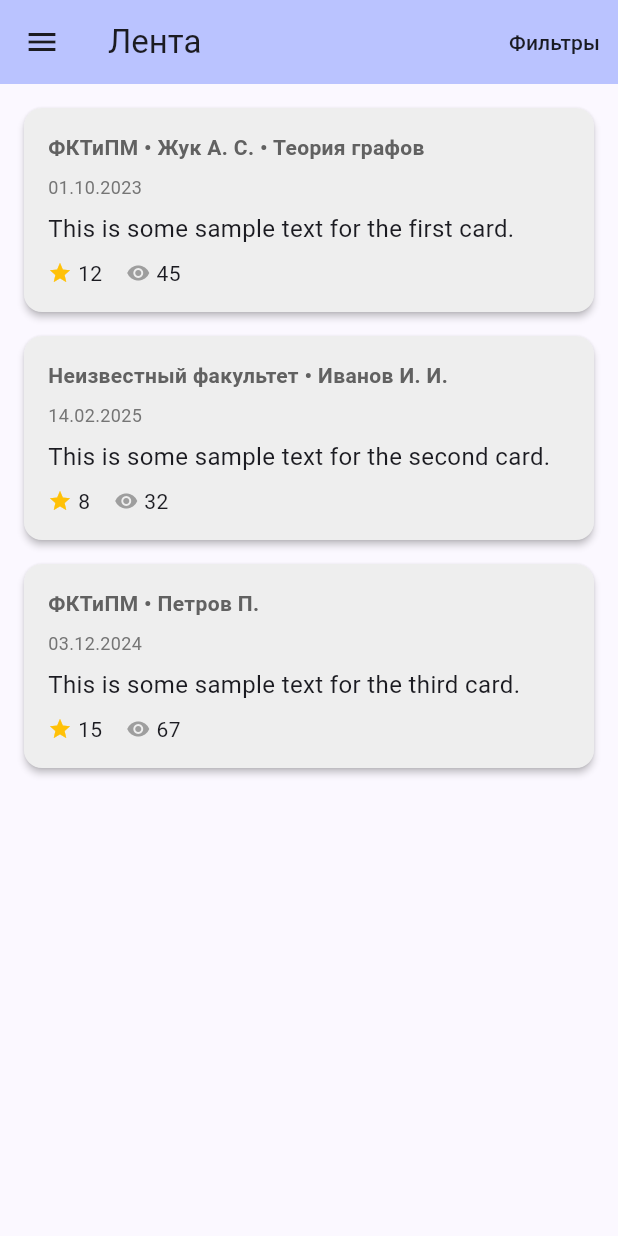
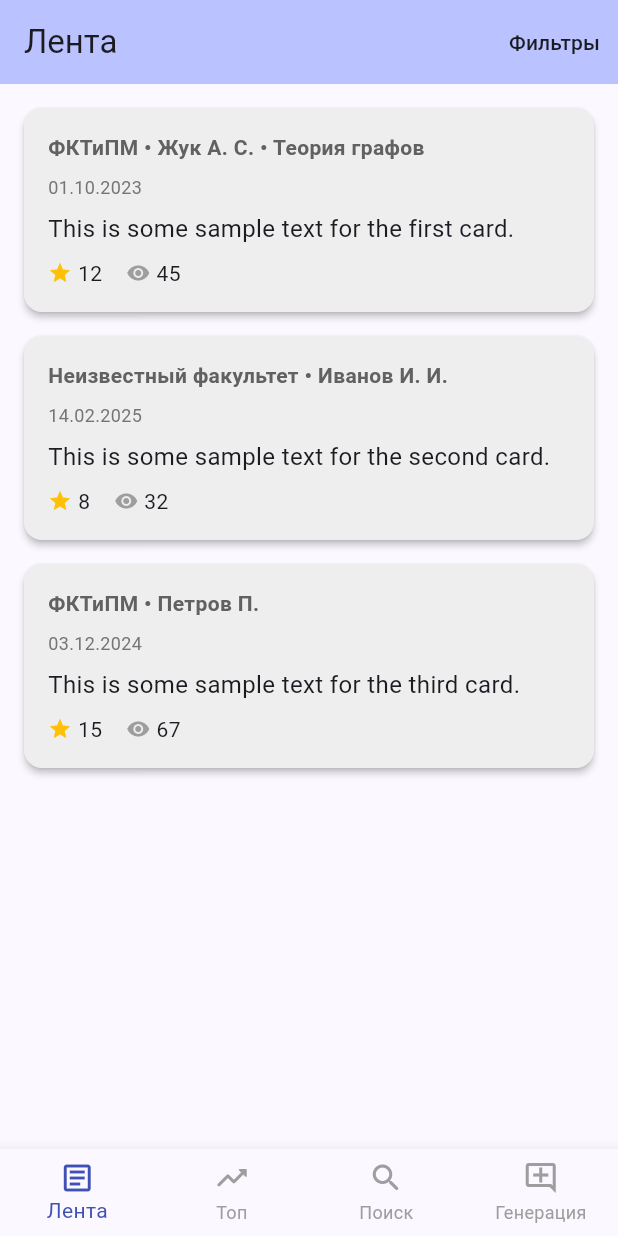
Before and after one commit to Artezon/Teacher-Quotes-Mobile-Client, a Flutter app: the screen it shows after launch, on a phone screen of 412 x 824 dp. Run offline on Flutter 3.47's test engine with Material 3 defaults, Android fonts, the phone set to English and light mode, and no system bars.

Commit message:
Changed side drawer to bottom navigation bar

```diff
--- a/lib/main.dart
+++ b/lib/main.dart
@@ -1,14 +1,6 @@
 import 'package:flutter/material.dart';
-import 'package:flutter/services.dart';
 
 void main() {
-  SystemChrome.setSystemUIOverlayStyle(const SystemUiOverlayStyle(
-    systemNavigationBarColor: Colors.transparent, // Transparent color
-    systemNavigationBarIconBrightness: Brightness.light, // Light icons
-  ));
-
-  SystemChrome.setEnabledSystemUIMode(SystemUiMode.edgeToEdge);
-
   runApp(const MyApp());
 }
 
@@ -38,13 +30,7 @@ class MyHomePage extends StatefulWidget {
 }
 
 class _MyHomePageState extends State<MyHomePage> {
-  // int _counter = 0;
-  //
-  // void _incrementCounter() {
-  //   setState(() {
-  //     _counter++;
-  //   });
-  // }
+  int _selectedIndex = 0;
 
   final List<Map<String, dynamic>> cardsData = [
     {
@@ -122,13 +108,17 @@ class _MyHomePageState extends State<MyHomePage> {
     return '$facultyText • $authorName$subjectText';
   }
 
+  void _onItemTapped(int index) {
+    setState(() {
+      _selectedIndex = index;
+    });
+    // Add navigation logic here if needed
+  }
+
   @override
   Widget build(BuildContext context) {
     return Scaffold(
       appBar: AppBar(
-        // TRY THIS: Try changing the color here to a specific color (to
-        // Colors.amber, perhaps?) and trigger a hot reload to see the AppBar
-        // change color while the other colors stay the same.
         backgroundColor: Theme.of(context).colorScheme.inversePrimary,
         // Here we take the value from the MyHomePage object that was created by
         // the App.build method, and use it to set our appbar title.
@@ -146,53 +136,6 @@ class _MyHomePageState extends State<MyHomePage> {
             ),
           ),
         ],
-      ),
-      drawer: Drawer(
-        child: ListView(
-          padding: EdgeInsets.zero,
-          children: [
-            DrawerHeader(
-              decoration: BoxDecoration(
-                color: Theme.of(context).colorScheme.primary,
-              ),
-              child: Text(
-                'Цитатник преподавателей КубГУ',
-                style: TextStyle(
-                  color: Colors.white,
-                  fontSize: 24,
-                ),
-              ),
-            ),
-            ListTile(
-              leading: Icon(Icons.search_rounded),
-              title: Text('Поиск'),
-              onTap: () {
-                Navigator.pop(context);
-              },
-            ),
-            ListTile(
-              leading: Icon(Icons.article_outlined),
-              title: Text('Лента'),
-              onTap: () {
-                Navigator.pop(context);
-              },
-            ),
-            ListTile(
-              leading: Icon(Icons.trending_up_rounded),
-              title: Text('Топ'),
-              onTap: () {
-                Navigator.pop(context);
-              },
-            ),
-            ListTile(
-              leading: Icon(Icons.add_comment_outlined),
-              title: Text('Генерация цитаты'),
-              onTap: () {
-                Navigator.pop(context);
-              },
-            ),
-          ],
-        ),
       ),
       body: ListView.builder(
         padding: const EdgeInsets.all(16.0),
@@ -258,39 +201,31 @@ class _MyHomePageState extends State<MyHomePage> {
           );
         },
       ),
-      // body: Center(
-      //   // Center is a layout widget. It takes a single child and positions it
-      //   // in the middle of the parent.
-      //   child: Column(
-      //     // Column is also a layout widget. It takes a list of children and
-      //     // arranges them vertically. By default, it sizes itself to fit its
-      //     // children horizontally, and tries to be as tall as its parent.
-      //     //
-      //     // Column has various properties to control how it sizes itself and
-      //     // how it positions its children. Here we use mainAxisAlignment to
-      //     // center the children vertically; the main axis here is the vertical
-      //     // axis because Columns are vertical (the cross axis would be
-      //     // horizontal).
-      //     //
-      //     // TRY THIS: Invoke "debug painting" (choose the "Toggle Debug Paint"
-      //     // action in the IDE, or press "p" in the console), to see the
-      //     // wireframe for each widget.
-      //     mainAxisAlignment: MainAxisAlignment.center,
-      //     children: <Widget>[
-      //       const Text('You have pushed the button this many times:'),
-      //       Text(
-      //         '$_counter',
-      //         style: Theme.of(context).textTheme.headlineMedium,
-      //       ),
-      //     ],
-      //   ),
-      // ),
-      // floatingActionButton: FloatingActionButton(
-      //   onPressed: _incrementCounter,
-      //   tooltip: 'Increment',
-      //   child: const Icon(Icons.add),
-      // ),
-      extendBody: true,
+      bottomNavigationBar: BottomNavigationBar(
+        currentIndex: _selectedIndex,
+        onTap: _onItemTapped,
+        items: const <BottomNavigationBarItem>[
+          BottomNavigationBarItem(
+            icon: Icon(Icons.article_outlined),
+            label: 'Лента',
+          ),
+          BottomNavigationBarItem(
+            icon: Icon(Icons.trending_up_rounded),
+            label: 'Топ',
+          ),
+          BottomNavigationBarItem(
+            icon: Icon(Icons.search_rounded),
+            label: 'Поиск',
+          ),
+          BottomNavigationBarItem(
+            icon: Icon(Icons.add_comment_outlined),
+            label: 'Генерация',
+          ),
+        ],
+        selectedItemColor: Colors.indigo, // Match your theme color
+        unselectedItemColor: Colors.grey,
+        type: BottomNavigationBarType.fixed,
+      ),
     );
   }
 }
```
